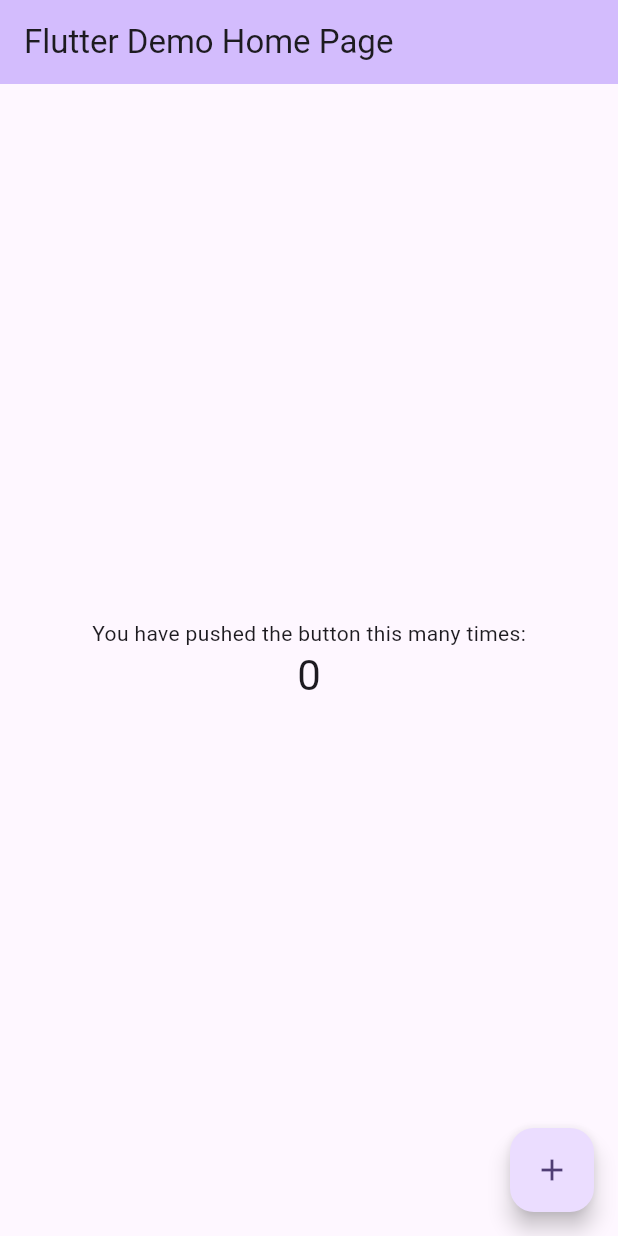
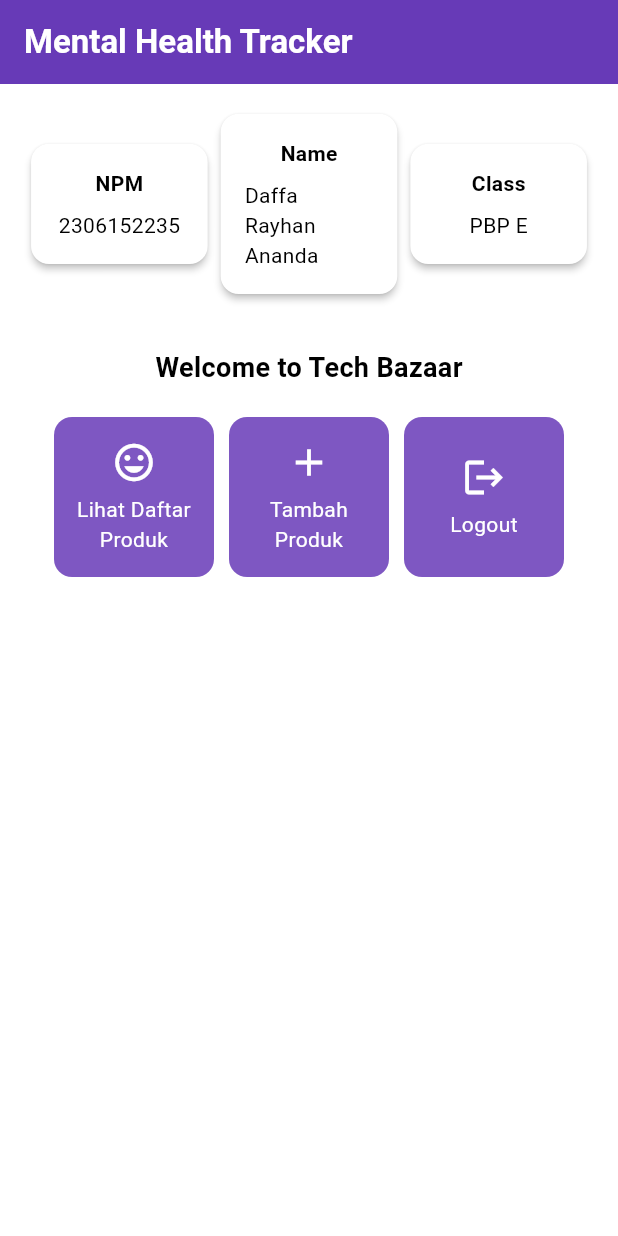
Before and after one commit to daffuwu/tech-bazaar-mobile, a Flutter app: the screen it shows after launch, on a phone screen of 412 x 824 dp. Run offline on Flutter 3.47's test engine with Material 3 defaults, Android fonts, the phone set to English and light mode, and no system bars.

Commit message:
Finish tugas 7

```diff
--- a/lib/main.dart
+++ b/lib/main.dart
@@ -1,4 +1,5 @@
 import 'package:flutter/material.dart';
+import 'package:tech_bazaar/menu.dart';
 
 void main() {
   runApp(const MyApp());
@@ -28,98 +29,12 @@
         //
         // This works for code too, not just values: Most code changes can be
         // tested with just a hot reload.
-        colorScheme: ColorScheme.fromSeed(seedColor: Colors.deepPurple),
+        colorScheme: ColorScheme.fromSwatch(
+          primarySwatch: Colors.deepPurple
+        ).copyWith(secondary: Colors.deepPurple[400]),
         useMaterial3: true,
       ),
-      home: const MyHomePage(title: 'Flutter Demo Home Page'),
+      home: MyHomePage(),
     );
   }
 }
-
-class MyHomePage extends StatefulWidget {
-  const MyHomePage({super.key, required this.title});
-
-  // This widget is the home page of your application. It is stateful, meaning
-  // that it has a State object (defined below) that contains fields that affect
-  // how it looks.
-
-  // This class is the configuration for the state. It holds the values (in this
-  // case the title) provided by the parent (in this case the App widget) and
-  // used by the build method of the State. Fields in a Widget subclass are
-  // always marked "final".
-
-  final String title;
-
-  @override
-  State<MyHomePage> createState() => _MyHomePageState();
-}
-
-class _MyHomePageState extends State<MyHomePage> {
-  int _counter = 0;
-
-  void _incrementCounter() {
-    setState(() {
-      // This call to setState tells the Flutter framework that something has
-      // changed in this State, which causes it to rerun the build method below
-      // so that the display can reflect the updated values. If we changed
-      // _counter without calling setState(), then the build method would not be
-      // called again, and so nothing would appear to happen.
-      _counter++;
-    });
-  }
-
-  @override
-  Widget build(BuildContext context) {
-    // This method is rerun every time setState is called, for instance as done
-    // by the _incrementCounter method above.
-    //
-    // The Flutter framework has been optimized to make rerunning build methods
-    // fast, so that you can just rebuild anything that needs updating rather
-    // than having to individually change instances of widgets.
-    return Scaffold(
-      appBar: AppBar(
-        // TRY THIS: Try changing the color here to a specific color (to
-        // Colors.amber, perhaps?) and trigger a hot reload to see the AppBar
-        // change color while the other colors stay the same.
-        backgroundColor: Theme.of(context).colorScheme.inversePrimary,
-        // Here we take the value from the MyHomePage object that was created by
-        // the App.build method, and use it to set our appbar title.
-        title: Text(widget.title),
-      ),
-      body: Center(
-        // Center is a layout widget. It takes a single child and positions it
-        // in the middle of the parent.
-        child: Column(
-          // Column is also a layout widget. It takes a list of children and
-          // arranges them vertically. By default, it sizes itself to fit its
-          // children horizontally, and tries to be as tall as its parent.
-          //
-          // Column has various properties to control how it sizes itself and
-          // how it positions its children. Here we use mainAxisAlignment to
-          // center the children vertically; the main axis here is the vertical
-          // axis because Columns are vertical (the cross axis would be
-          // horizontal).
-          //
-          // TRY THIS: Invoke "debug painting" (choose the "Toggle Debug Paint"
-          // action in the IDE, or press "p" in the console), to see the
-          // wireframe for each widget.
-          mainAxisAlignment: MainAxisAlignment.center,
-          children: <Widget>[
-            const Text(
-              'You have pushed the button this many times:',
-            ),
-            Text(
-              '$_counter',
-              style: Theme.of(context).textTheme.headlineMedium,
-            ),
-          ],
-        ),
-      ),
-      floatingActionButton: FloatingActionButton(
-        onPressed: _incrementCounter,
-        tooltip: 'Increment',
-        child: const Icon(Icons.add),
-      ), // This trailing comma makes auto-formatting nicer for build methods.
-    );
-  }
-}
--- /dev/null
+++ b/lib/menu.dart
@@ -0,0 +1,194 @@
+import 'package:flutter/material.dart';
+
+class MyHomePage extends StatelessWidget
+{
+  final String npm = '2306152235'; // NPM
+  final String name = 'Daffa Rayhan Ananda'; // Nama
+  final String className = 'PBP E'; // Kelas
+  final List<ItemHomepage> items =
+  [
+    ItemHomepage("Lihat Daftar Produk", Icons.mood),
+    ItemHomepage("Tambah Produk", Icons.add),
+    ItemHomepage("Logout", Icons.logout),
+  ];
+  MyHomePage({super.key});
+
+  @override
+  Widget build(BuildContext context)
+  {
+    return Scaffold
+    (
+      // AppBar adalah bagian atas halaman yang menampilkan judul.
+      appBar: AppBar(
+        // Judul aplikasi "Mental Health Tracker" dengan teks putih dan tebal.
+        title: const Text(
+          'Mental Health Tracker',
+          style: TextStyle(
+            color: Colors.white,
+            fontWeight: FontWeight.bold,
+          ),
+        ),
+        // Warna latar belakang AppBar diambil dari skema warna tema aplikasi.
+        backgroundColor: Theme.of(context).colorScheme.primary,
+      ),
+      // Body halaman dengan padding di sekelilingnya.
+      body: Padding(
+        padding: const EdgeInsets.all(16.0),
+        // Menyusun widget secara vertikal dalam sebuah kolom.
+        child: Column(
+          crossAxisAlignment: CrossAxisAlignment.center,
+          children: [
+            // Row untuk menampilkan 3 InfoCard secara horizontal.
+            Row(
+              mainAxisAlignment: MainAxisAlignment.spaceEvenly,
+              children: [
+                InfoCard(title: 'NPM', content: npm),
+                InfoCard(title: 'Name', content: name),
+                InfoCard(title: 'Class', content: className),
+              ],
+            ),
+
+            // Memberikan jarak vertikal 16 unit.
+            const SizedBox(height: 16.0),
+
+            // Menempatkan widget berikutnya di tengah halaman.
+            Center(
+              child: Column(
+                // Menyusun teks dan grid item secara vertikal.
+
+                children: [
+                  // Menampilkan teks sambutan dengan gaya tebal dan ukuran 18.
+                  const Padding(
+                    padding: EdgeInsets.only(top: 16.0),
+                    child: Text(
+                      'Welcome to Tech Bazaar',
+                      style: TextStyle(
+                        fontWeight: FontWeight.bold,
+                        fontSize: 18.0,
+                      ),
+                    ),
+                  ),
+
+                  // Grid untuk menampilkan ItemCard dalam bentuk grid 3 kolom.
+                  GridView.count(
+                    primary: true,
+                    padding: const EdgeInsets.all(20),
+                    crossAxisSpacing: 10,
+                    mainAxisSpacing: 10,
+                    crossAxisCount: 3,
+                    // Agar grid menyesuaikan tinggi kontennya.
+                    shrinkWrap: true,
+
+                    // Menampilkan ItemCard untuk setiap item dalam list items.
+                    children: items.map((ItemHomepage item) {
+                      return ItemCard(item);
+                    }).toList(),
+                  ),
+                ],
+              ),
+            ),
+          ],
+        ),
+      ),
+    );
+  }
+}
+
+class ItemHomepage
+{
+  final String name;
+  final IconData icon;
+  ItemHomepage(this.name, this.icon);
+}
+
+class InfoCard extends StatelessWidget
+{
+  final String title; //Judul
+  final String content; //Isi
+
+  const InfoCard({super.key, required this.title, required this.content});
+
+  @override
+  Widget build(BuildContext context)
+  {
+    return Card
+    (
+      // Membuat kotak kartu
+      elevation: 2.0,
+      child: Container
+      (
+        // Mengatur ukuran dan jarak di dalam kartu.
+        width: MediaQuery.of(context).size.width/3.5, // Menyesuaikan dengan lebar device.
+        padding: const EdgeInsets.all(16.0),
+        // Menyusun title dan content secara vertikal.
+        child: Column
+        (
+          children:
+          [
+            Text
+            (
+              title,
+              style: const TextStyle(fontWeight: FontWeight.bold),
+            ),
+            const SizedBox(height: 8.0,),
+            Text(content),
+          ],
+        ),
+      ),
+    );
+  }
+}
+
+class ItemCard extends StatelessWidget {
+  // Menampilkan kartu dengan ikon dan nama.
+
+  final ItemHomepage item;
+
+  const ItemCard(this.item, {super.key});
+
+  @override
+  Widget build(BuildContext context) {
+    return Material(
+      // Menentukan warna latar belakang dari tema aplikasi.
+      color: Theme.of(context).colorScheme.secondary,
+      // Membuat sudut kartu melengkung.
+      borderRadius: BorderRadius.circular(12),
+
+      child: InkWell(
+        // Aksi ketika kartu ditekan.
+        onTap: () {
+          // Menampilkan pesan SnackBar saat kartu ditekan.
+          ScaffoldMessenger.of(context)
+            ..hideCurrentSnackBar()
+            ..showSnackBar(
+              SnackBar(content: Text("Kamu telah menekan tombol ${item.name}!"))
+            );
+        },
+        // Container untuk menyimpan Icon dan Text
+        child: Container(
+          padding: const EdgeInsets.all(8),
+          child: Center(
+            child: Column(
+              // Menyusun ikon dan teks di tengah kartu.
+              mainAxisAlignment: MainAxisAlignment.center,
+              children: [
+                Icon(
+                  item.icon,
+                  color: Colors.white,
+                  size: 30.0,
+                ),
+                const Padding(padding: EdgeInsets.all(3)),
+                Text(
+                  item.name,
+                  textAlign: TextAlign.center,
+                  style: const TextStyle(color: Colors.white),
+                ),
+              ],
+            ),
+          ),
+        ),
+      ),
+    );
+  }
+
+}
```
Also changed, not shown: 2 other files.
